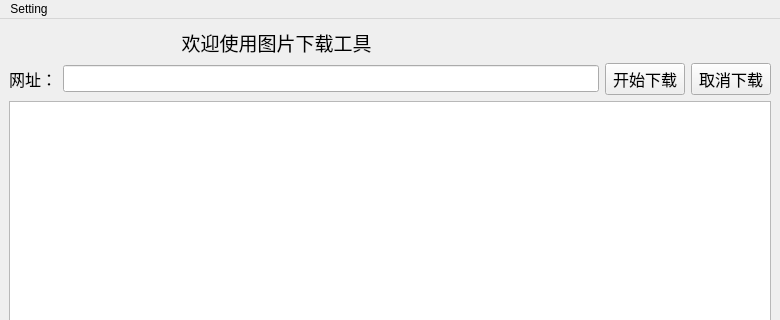
Qt form search.ui (Blakeyi/DownloadPic) before a commit; both pictures show x 0 to 780 and y 0 to 320 of the 780 by 553 pixel window.
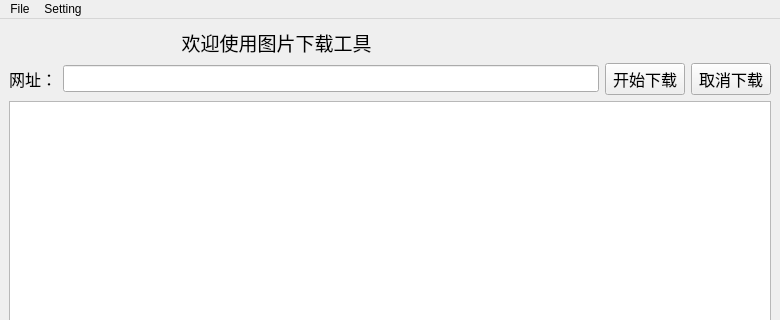
The same form after that commit.

```diff
--- a/search.ui
+++ b/search.ui
@@ -108,6 +108,14 @@
     </property>
     <addaction name="actionsaveDirectory"/>
    </widget>
+   <widget class="QMenu" name="menuFile">
+    <property name="title">
+     <string>File</string>
+    </property>
+    <addaction name="action_openUrl"/>
+    <addaction name="action_openDir"/>
+   </widget>
+   <addaction name="menuFile"/>
    <addaction name="menuSetting"/>
   </widget>
   <widget class="QStatusBar" name="statusbar"/>
```
Left out of the diff: 22 changed lines with no effect on the pictures.
